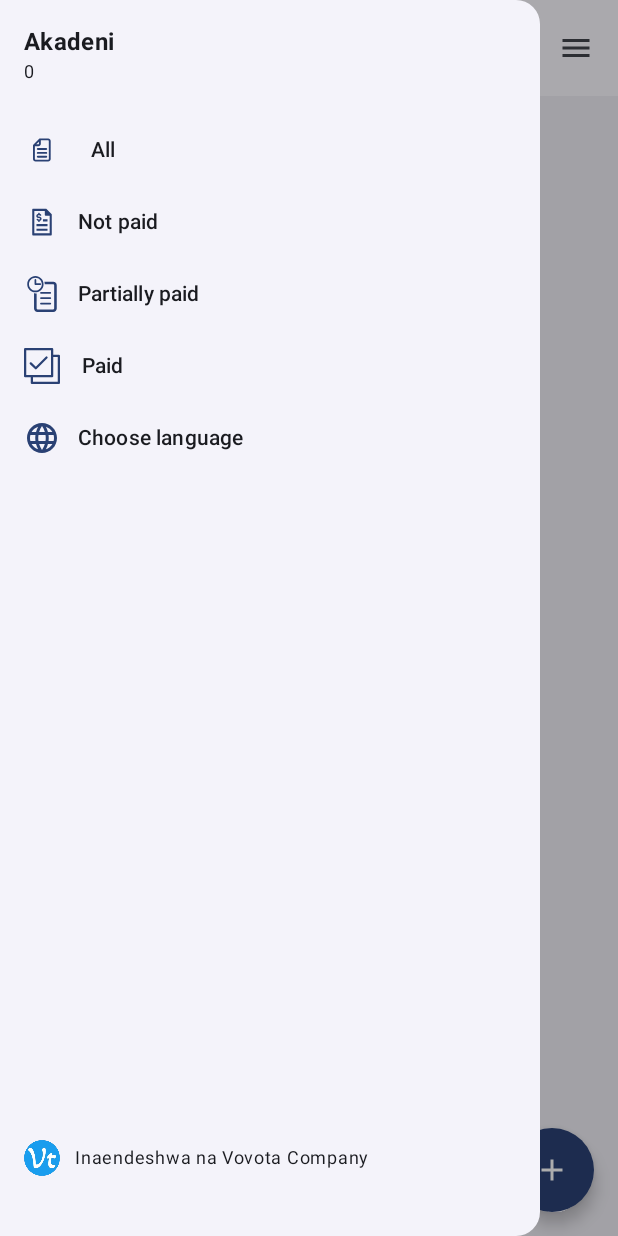
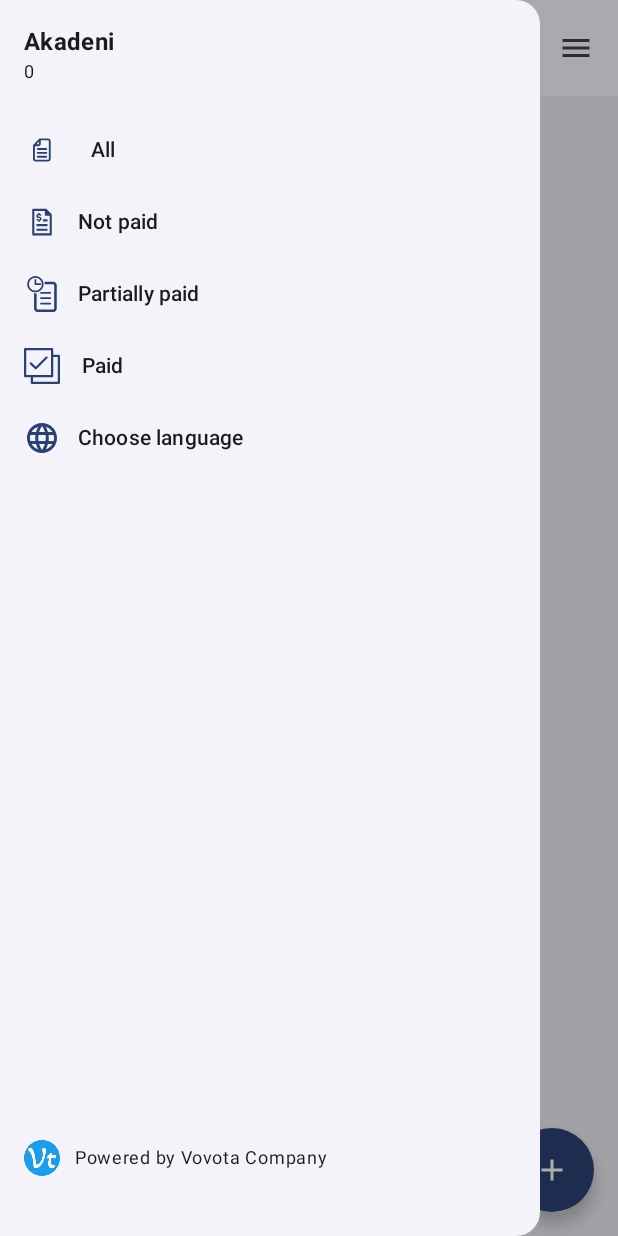
Before and after one commit to yvartpro/Akadeni, an Android app built with Jetpack Compose: the screen it shows after launch (MainActivity), after a tap on "menu", on a phone screen of 412 x 824 dp. Run offline under Robolectric (Android 15) with nearby library versions, the phone set to English and light mode, and no system bars; our stand-ins replace Room's generated code; 1 other tap on this screen came first.

Commit message:
changed powered by vovota to english

```diff
--- a/app/src/main/res/values/strings.xml
+++ b/app/src/main/res/values/strings.xml
@@ -18,7 +18,7 @@
     <string name="not_paid">Not paid</string>
     <string name="recently_deleted">Recently deleted</string>
     <string name="lang">Choose language</string>
-    <string name="powered" translatable="false">Inaendeshwa na Vovota Company</string>
+    <string name="powered" translatable="false">Powered by Vovota Company</string>
     <string name="part_paid">Partially paid</string>
     <string name="paid_txt">Paid</string>
     <string name="all">All</string>
```
Also changed, not shown: 3 other files.
